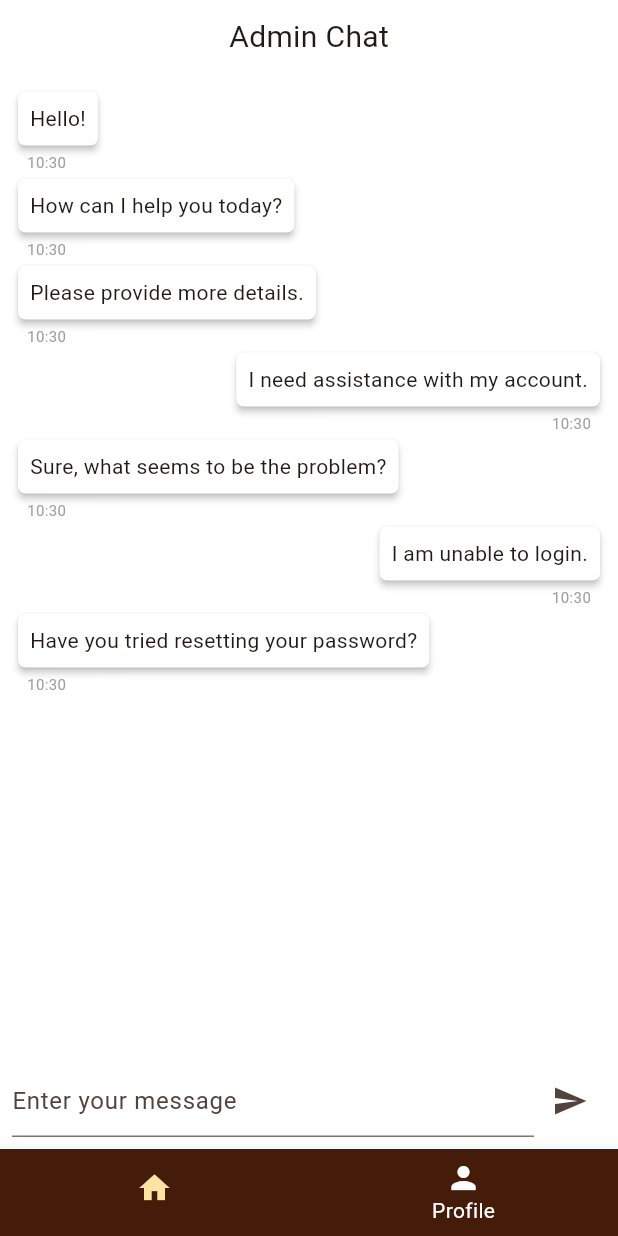
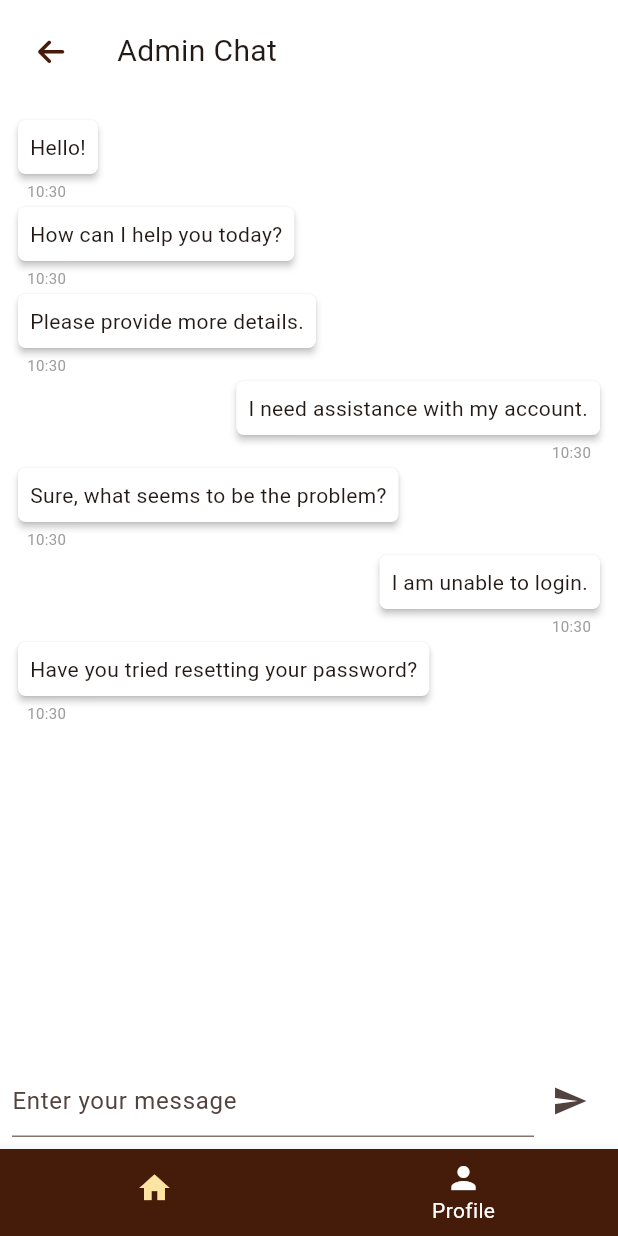
Before and after one commit to yappanthony/Findr, a Flutter app: the Chat screen opened by its route, on a phone screen of 412 x 824 dp. Run offline on Flutter 3.47's test engine with Material 3 defaults, Android fonts, the light colour scheme and no system bars; drawn by our look-alikes of grouped_list; our stand-ins replace carousel_slider, flutter_riverpod, font_awesome_flutter, go_router, google_sign_in, riverpod_annotation and 2 more; accounts and stored records are empty.

Commit message:
back button

```diff
--- a/lib/screens/chat.dart
+++ b/lib/screens/chat.dart
@@ -1,4 +1,5 @@
 import 'package:flutter/material.dart';
+import 'package:font_awesome_flutter/font_awesome_flutter.dart';
 import 'package:grouped_list/grouped_list.dart';
 import 'package:intl/intl.dart';
 import 'package:supabase_flutter/supabase_flutter.dart';
@@ -60,6 +61,22 @@ class _ChatState extends State<Chat> {
 
       body: Column(
         children: [
+          Row(
+            children: [
+              Padding(
+                padding: const EdgeInsets.all(10),
+                  child: IconButton(
+                    hoverColor: Colors.white,
+                    highlightColor: Colors.white,
+                    color: Color(0xFF451B0A),
+                    onPressed: () {
+                      Navigator.pop(context);
+                    },
+                    icon: const FaIcon(
+                      FontAwesomeIcons.arrowLeft,
+                      size: 20,),
+                  ),
+                ),
               const Padding(
                 padding: EdgeInsets.all(10),
                 child: Text(
@@ -69,6 +86,8 @@ class _ChatState extends State<Chat> {
                     fontFamily: 'Roboto',
                   ),
                 ),
+              ),
+            ],
           ),
             Expanded(
             child:
```
Lines whose indentation alone changed are shown as unchanged.
